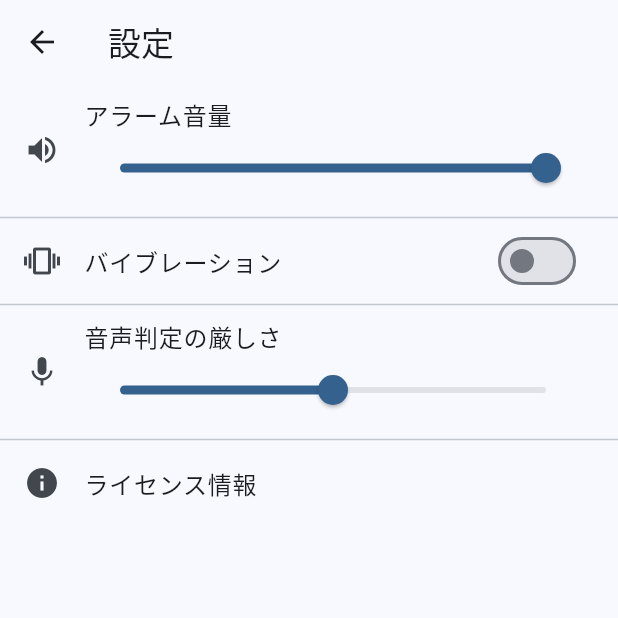
After one commit to SugaiMasayoshi/todo_alarm, a Flutter app: the SettingsPage screen opened by its route, after a tap on "バイブレーション", on a phone screen of 412 x 824 dp, the top half of it. The commit adds this screen. Run offline on Flutter 3.47's test engine with Material 3 defaults, Android fonts, the phone set to English and light mode, and no system bars; our stand-ins replace freezed_annotation, go_router, hooks_riverpod, riverpod_annotation, shared_preferences, speech_to_text; missing offline and left inert: alarm; accounts and stored records are empty; generated files the repository leaves out were written again.

Commit message:
feature: 設定ページを追加し、アラーム設定の状態保存機能を実装

```diff
--- a/lib/main.dart
+++ b/lib/main.dart
@@ -53,7 +53,9 @@ class MainApp extends ConsumerWidget {
       title: 'Todo Alarm',
       routerConfig: router,
       theme: ThemeData(
-        colorScheme: ColorScheme.fromSeed(seedColor: Colors.indigo),
+        colorScheme: ColorScheme.fromSeed(
+          seedColor: Color.fromARGB(255, 5, 89, 146),
+        ),
         useMaterial3: true,
       ),
     );
--- a/lib/repositories/alarm_storage_repository.dart
+++ b/lib/repositories/alarm_storage_repository.dart
@@ -29,6 +29,7 @@ class AlarmStorageRepository {
   AlarmStorageRepository(this.storage);
 
   AlarmConfigModel load() {
+    // Todo: 設定がない場合のデフォルト値を共通化
     return storage.load() ??
         AlarmConfigModel(
           soundSetting: AlarmSoundSettingModel(
--- /dev/null
+++ b/lib/repositories/settings_storage_repository.dart
@@ -0,0 +1,36 @@
+import 'package:riverpod_annotation/riverpod_annotation.dart';
+import 'package:todo_alarm/repositories/local_storage_repository.dart';
+import 'package:todo_alarm/repositories/models/settings_model.dart';
+
+part '../generated/repositories/settings_storage_repository.g.dart';
+
+@riverpod
+GenericLocalStorage<SettingsModel> settingsStorage(Ref ref) {
+  final storage = ref.watch(localStorageRepositoryProvider);
+  return GenericLocalStorage<SettingsModel>(
+    storage,
+    key: 'settings',
+    fromJson: (m) => SettingsModel.fromJson(m),
+    toJson: (t) => t.toJson(),
+  );
+}
+
+@riverpod
+SettingsStorageRepository settingsStorageRepository(Ref ref) {
+  final storage = ref.watch(settingsStorageProvider);
+  return SettingsStorageRepository(storage);
+}
+
+class SettingsStorageRepository {
+  final GenericLocalStorage<SettingsModel> storage;
+
+  SettingsStorageRepository(this.storage);
+
+  SettingsModel load() {
+    return storage.load() ?? SettingsModel();
+  }
+
+  Future<void> save(SettingsModel settings) async {
+    await storage.save(settings);
+  }
+}
--- a/lib/routes/router_extension.dart
+++ b/lib/routes/router_extension.dart
@@ -6,4 +6,5 @@ extension GoRouterExtension on BuildContext {
   void goToTodoAlarm() => goNamed(RouteName.todoAlarm);
   void goToTodoAdd() => goNamed(RouteName.todoAdd);
   void goToSpeech() => goNamed(RouteName.speech);
+  void goToSettings() => goNamed(RouteName.settings);
 }
--- /dev/null
+++ b/lib/ui/setting/settings_page.dart
@@ -0,0 +1,70 @@
+import 'package:flutter/material.dart';
+import 'package:hooks_riverpod/hooks_riverpod.dart';
+import 'package:todo_alarm/repositories/settings_storage_repository.dart';
+import 'package:todo_alarm/ui/setting/settings_viewmodel.dart';
+
+class SettingsPage extends ConsumerWidget {
+  const SettingsPage({super.key});
+
+  @override
+  Widget build(BuildContext context, WidgetRef ref) {
+    final settings = ref.watch(settingsViewModelProvider);
+
+    return Scaffold(
+      appBar: AppBar(title: Text('設定')),
+      body: ListView(
+        children: [
+          ListTile(
+            leading: Icon(Icons.volume_up),
+            title: Text('アラーム音量'),
+            subtitle: Slider(
+              value: settings.alarmVolume,
+              onChanged: (value) {
+                ref
+                    .read(settingsViewModelProvider.notifier)
+                    .setAlarmVolume(value);
+              },
+            ),
+          ),
+          Divider(height: 2),
+          SwitchListTile.adaptive(
+            secondary: Icon(Icons.vibration),
+            title: Text('バイブレーション'),
+            value: settings.vibrateOnAlarm,
+            onChanged: (value) {
+              ref
+                  .read(settingsViewModelProvider.notifier)
+                  .setVibrateOnAlarm(value);
+            },
+          ),
+          Divider(height: 2),
+          ListTile(
+            leading: Icon(Icons.mic),
+            title: Text('音声判定の厳しさ'),
+            subtitle: Slider(
+              value: settings.speechSensitivity,
+              onChanged: (value) {
+                ref
+                    .read(settingsViewModelProvider.notifier)
+                    .setSpeechSensitivity(value);
+              },
+            ),
+          ),
+          Divider(height: 2),
+          ListTile(
+            title: Text('ライセンス情報'),
+            leading: Icon(Icons.info),
+            onTap: () => showLicensePage(
+              context: context,
+              applicationIcon: SizedBox(
+                width: 128,
+                height: 128,
+                child: Image.asset('assets/launcher_icon/icon_adaptive.png'),
+              ),
+            ),
+          ),
+        ],
+      ),
+    );
+  }
+}
--- /dev/null
+++ b/lib/ui/setting/settings_viewmodel.dart
@@ -0,0 +1,35 @@
+import 'package:riverpod_annotation/riverpod_annotation.dart';
+import 'package:todo_alarm/repositories/models/settings_model.dart';
+import 'package:todo_alarm/repositories/settings_storage_repository.dart';
+
+part "../../generated/ui/setting/settings_viewmodel.g.dart";
+
+@riverpod
+class SettingsViewModel extends _$SettingsViewModel {
+  @override
+  SettingsModel build() {
+    final storage = ref.watch(settingsStorageProvider);
+    return storage.load() ?? SettingsModel();
+  }
+
+  Future<void> saveSettings(SettingsModel settings) async {
+    final storage = ref.watch(settingsStorageRepositoryProvider);
+    await storage.save(settings);
+    state = settings;
+  }
+
+  Future<void> setAlarmVolume(double volume) async {
+    final newSettings = state.copyWith(alarmVolume: volume);
+    await saveSettings(newSettings);
+  }
+
+  Future<void> setVibrateOnAlarm(bool vibrate) async {
+    final newSettings = state.copyWith(vibrateOnAlarm: vibrate);
+    await saveSettings(newSettings);
+  }
+
+  Future<void> setSpeechSensitivity(double sensitivity) async {
+    final newSettings = state.copyWith(speechSensitivity: sensitivity);
+    await saveSettings(newSettings);
+  }
+}
```
Also changed, not shown: lib/repositories/models/settings_model.dart (added, +16 -0 lines), lib/routes/app_router.dart (+7 -0 lines), lib/ui/todo_alarm/todo_alarm_page.dart (+2 -9 lines).
